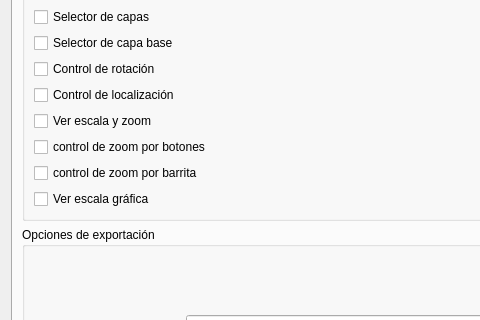
Old version of the form qgis2apicnig/QGIS2APICNIG_dialog_base.ui in the repository IngenieroGeomatico/QGIS2API-CNIG; both pictures show x 0 to 480 and y 121 to 441 of the 1115 by 586 pixel window.
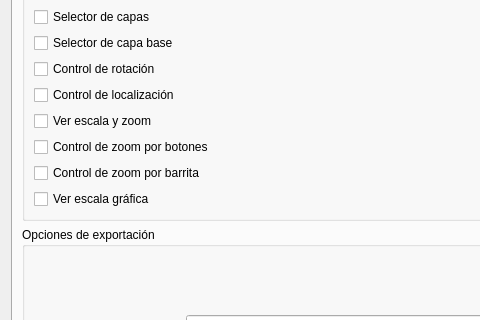
New version of the form. The open tabs and pages were chosen to show the change. Custom widgets are drawn as their Qt base class.

Commit message: Se mejora la parte de UX/UI de la extensión

```diff
--- a/qgis2apicnig/QGIS2APICNIG_dialog_base.ui
+++ b/qgis2apicnig/QGIS2APICNIG_dialog_base.ui
@@ -186,14 +186,14 @@
                 <item>
                  <widget class="QCheckBox" name="checkBox_7">
                   <property name="text">
-                   <string>control de zoom por botones</string>
+                   <string>Control de zoom por botones</string>
                   </property>
                  </widget>
                 </item>
                 <item>
                  <widget class="QCheckBox" name="checkBox_8">
                   <property name="text">
-                   <string>control de zoom por barrita</string>
+                   <string>Control de zoom por barrita</string>
                   </property>
                  </widget>
                 </item>
```
Left out of the diff: 2 changed lines with no effect on the pictures.
